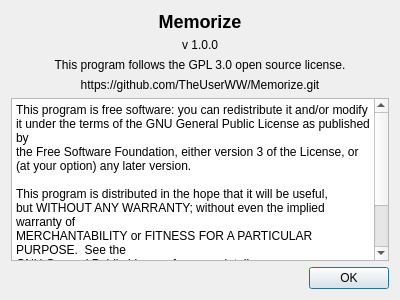
First picture: the form in win/1.0.0/Memorize/aboutdialog.ui, repository TheUserWW/Memorize, before the edit.
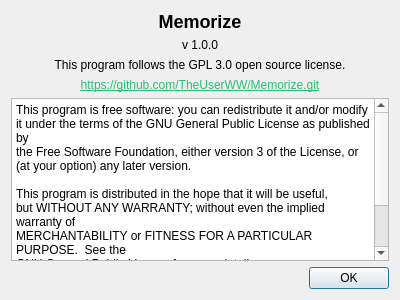
Second picture: the form after the edit.

The edit to the form file:
```diff
--- a/win/1.0.0/Memorize/aboutdialog.ui
+++ b/win/1.0.0/Memorize/aboutdialog.ui
@@ -47,7 +47,7 @@
    <item>
     <widget class="QLabel" name="labelGitHub">
      <property name="text">
-      <string>&lt;html&gt;&lt;head/&gt;&lt;body&gt;&lt;p&gt;https://github.com/TheUserWW/Memorize.git&lt;/p&gt;&lt;/body&gt;&lt;/html&gt;</string>
+      <string>&lt;html&gt;&lt;head/&gt;&lt;body&gt;&lt;p&gt;&lt;a href=&quot;https://github.com/TheUserWW/Memorize.git&quot;&gt;&lt;span style=&quot; text-decoration: underline; color:#27bf73;&quot;&gt;https://github.com/TheUserWW/Memorize.git&lt;/span&gt;&lt;/a&gt;&lt;/p&gt;&lt;/body&gt;&lt;/html&gt;</string>
      </property>
      <property name="alignment">
       <set>Qt::AlignmentFlag::AlignCenter</set>
```
Left out of the diff: 21 changed lines with no effect on the pictures.
